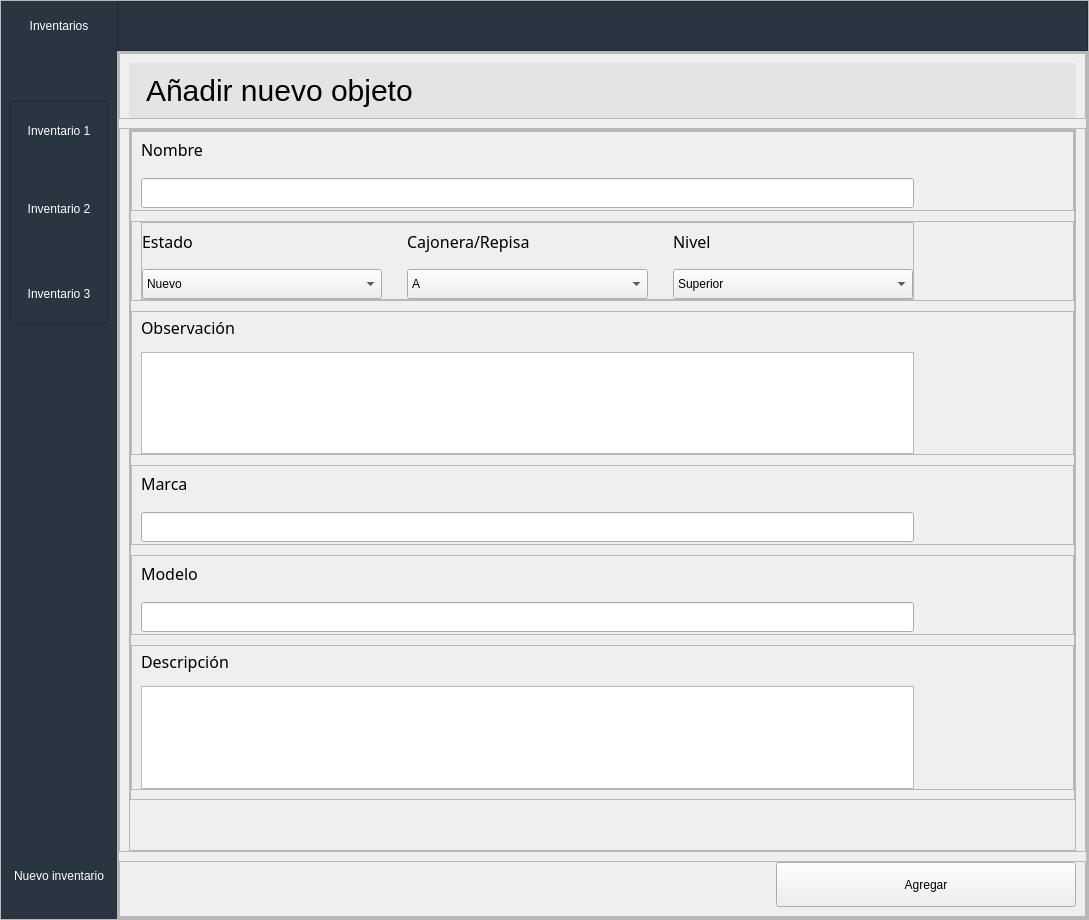
Above: app/design.ui from JoakoGG/BomberosInventario before the change. Below: the same form after it.
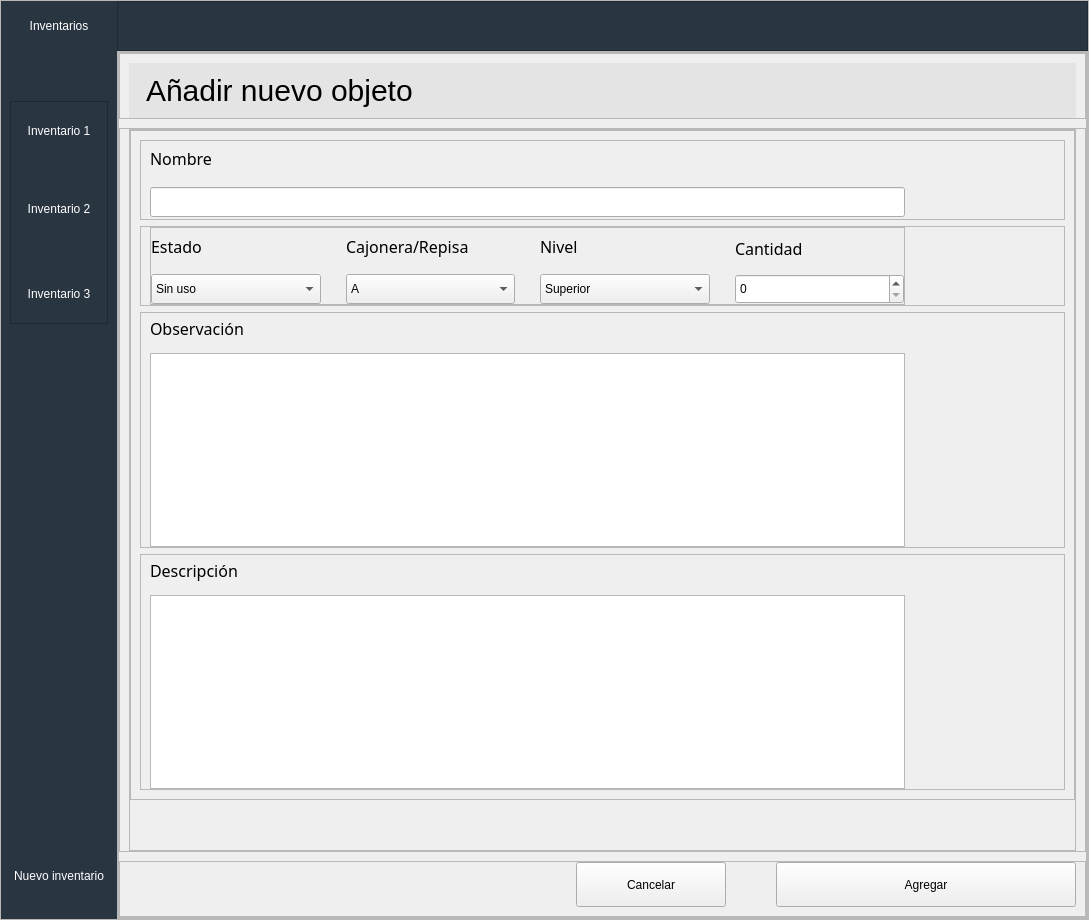
That is the form after the change. Icons and pictures are not drawn.

```diff
--- a/app/design.ui
+++ b/app/design.ui
@@ -935,22 +935,7 @@
                              <property name="frameShadow">
                               <enum>QFrame::Raised</enum>
                              </property>
-                             <layout class="QVBoxLayout" name="verticalLayout_24">
-                              <property name="spacing">
-                               <number>10</number>
-                              </property>
-                              <property name="leftMargin">
-                               <number>0</number>
-                              </property>
-                              <property name="topMargin">
-                               <number>0</number>
-                              </property>
-                              <property name="rightMargin">
-                               <number>0</number>
-                              </property>
-                              <property name="bottomMargin">
-                               <number>9</number>
-                              </property>
+                             <layout class="QVBoxLayout" name="verticalLayout_17">
                               <item>
                                <widget class="QFrame" name="f1name">
                                 <property name="minimumSize">
@@ -1155,7 +1140,7 @@
                                         </property>
                                         <item>
                                          <property name="text">
-                                          <string>Nuevo</string>
+                                          <string>Sin uso</string>
                                          </property>
                                         </item>
                                         <item>
@@ -1328,6 +1313,61 @@
                                       </item>
                                      </layout>
                                     </item>
+                                    <item>
+                                     <spacer name="horizontalSpacer_10">
+                                      <property name="orientation">
+                                       <enum>Qt::Horizontal</enum>
+                                      </property>
+                                      <property name="sizeType">
+                                       <enum>QSizePolicy::Fixed</enum>
+                                      </property>
+                                      <property name="sizeHint" stdset="0">
+                                       <size>
+                                        <width>20</width>
+                                        <height>20</height>
+                                       </size>
+                                      </property>
+                                     </spacer>
+                                    </item>
+                                    <item>
+                                     <layout class="QVBoxLayout" name="vl4">
+                                      <item>
+                                       <widget class="QLabel" name="lb_qty">
+                                        <property name="minimumSize">
+                                         <size>
+                                          <width>0</width>
+                                          <height>30</height>
+                                         </size>
+                                        </property>
+                                        <property name="font">
+                                         <font>
+                                          <family>Microsoft YaHei</family>
+                                          <pointsize>12</pointsize>
+                                          <weight>50</weight>
+                                          <italic>false</italic>
+                                          <bold>false</bold>
+                                         </font>
+                                        </property>
+                                        <property name="text">
+                                         <string>Cantidad</string>
+                                        </property>
+                                        <property name="textFormat">
+                                         <enum>Qt::AutoText</enum>
+                                        </property>
+                                       </widget>
+                                      </item>
+                                      <item>
+                                       <widget class="QSpinBox" name="sp_qty">
+                                        <property name="minimumSize">
+                                         <size>
+                                          <width>0</width>
+                                          <height>30</height>
+                                         </size>
+                                        </property>
+                                       </widget>
+                                      </item>
+                                     </layout>
+                                    </item>
                                    </layout>
                                   </widget>
                                  </item>
@@ -1470,214 +1510,6 @@
                                 </layout>
                                </widget>
                               </item>
-                              <item>
-                               <widget class="QFrame" name="f4brand">
-                                <property name="minimumSize">
-                                 <size>
-                                  <width>0</width>
-                                  <height>80</height>
-                                 </size>
-                                </property>
-                                <property name="frameShape">
-                                 <enum>QFrame::StyledPanel</enum>
-                                </property>
-                                <property name="frameShadow">
-                                 <enum>QFrame::Raised</enum>
-                                </property>
-                                <layout class="QVBoxLayout" name="verticalLayout_22">
-                                 <property name="spacing">
-                                  <number>10</number>
-                                 </property>
-                                 <property name="topMargin">
-                                  <number>0</number>
-                                 </property>
-                                 <property name="bottomMargin">
-                                  <number>0</number>
-                                 </property>
-                                 <item>
-                                  <widget class="QLabel" name="lb_brand">
-                                   <property name="minimumSize">
-                                    <size>
-                                     <width>0</width>
-                                     <height>30</height>
-                                    </size>
-                                   </property>
-                                   <property name="font">
-                                    <font>
-                                     <family>Microsoft YaHei</family>
-                                     <pointsize>12</pointsize>
-                                     <weight>50</weight>
-                                     <italic>false</italic>
-                                     <bold>false</bold>
-                                    </font>
-                                   </property>
-                                   <property name="text">
-                                    <string>Marca</string>
-                                   </property>
-                                   <property name="textFormat">
-                                    <enum>Qt::AutoText</enum>
-                                   </property>
-                                  </widget>
-                                 </item>
-                                 <item>
-                                  <layout class="QHBoxLayout" name="horizontalLayout_18">
-                                   <property name="spacing">
-                                    <number>0</number>
-                                   </property>
-                                   <property name="topMargin">
-                                    <number>0</number>
-                                   </property>
-                                   <property name="bottomMargin">
-                                    <number>0</number>
-                                   </property>
-                                   <item>
-                                    <widget class="QLineEdit" name="le_brand">
-                                     <property name="minimumSize">
-                                      <size>
-                                       <width>0</width>
-                                       <height>30</height>
-                                      </size>
-                                     </property>
-                                    </widget>
-                                   </item>
-                                   <item>
-                                    <spacer name="horizontalSpacer_19">
-                                     <property name="orientation">
-                                      <enum>Qt::Horizontal</enum>
-                                     </property>
-                                     <property name="sizeType">
-                                      <enum>QSizePolicy::Fixed</enum>
-                                     </property>
-                                     <property name="sizeHint" stdset="0">
-                                      <size>
-                                       <width>50</width>
-                                       <height>10</height>
-                                      </size>
-                                     </property>
-                                    </spacer>
-                                   </item>
-                                   <item>
-                                    <widget class="QLabel" name="lb_brandERR">
-                                     <property name="minimumSize">
-                                      <size>
-                                       <width>100</width>
-                                       <height>30</height>
-                                      </size>
-                                     </property>
-                                     <property name="text">
-                                      <string/>
-                                     </property>
-                                    </widget>
-                                   </item>
-                                  </layout>
-                                 </item>
-                                </layout>
-                               </widget>
-                              </item>
-                              <item>
-                               <widget class="QFrame" name="f5model">
-                                <property name="minimumSize">
-                                 <size>
-                                  <width>0</width>
-                                  <height>80</height>
-                                 </size>
-                                </property>
-                                <property name="frameShape">
-                                 <enum>QFrame::StyledPanel</enum>
-                                </property>
-                                <property name="frameShadow">
-                                 <enum>QFrame::Raised</enum>
-                                </property>
-                                <layout class="QVBoxLayout" name="verticalLayout_23">
-                                 <property name="spacing">
-                                  <number>10</number>
-                                 </property>
-                                 <property name="topMargin">
-                                  <number>0</number>
-                                 </property>
-                                 <property name="bottomMargin">
-                                  <number>0</number>
-                                 </property>
-                                 <item>
-                                  <widget class="QLabel" name="lb_model">
-                                   <property name="minimumSize">
-                                    <size>
-                                     <width>0</width>
-                                     <height>30</height>
-                                    </size>
-                                   </property>
-                                   <property name="font">
-                                    <font>
-                                     <family>Microsoft YaHei</family>
-                                     <pointsize>12</pointsize>
-                                     <weight>50</weight>
-                                     <italic>false</italic>
-                                     <bold>false</bold>
-                                    </font>
-                                   </property>
-                                   <property name="text">
-                                    <string>Modelo</string>
-                                   </property>
-                                   <property name="textFormat">
-                                    <enum>Qt::AutoText</enum>
-                                   </property>
-                                  </widget>
-                                 </item>
-                                 <item>
-                                  <layout class="QHBoxLayout" name="horizontalLayout_17">
-                                   <property name="spacing">
-                                    <number>0</number>
-                                   </property>
-                                   <property name="topMargin">
-                                    <number>0</number>
-                                   </property>
-                                   <property name="bottomMargin">
-                                    <number>0</number>
-                                   </property>
-                                   <item>
-                                    <widget class="QLineEdit" name="le_model">
-                                     <property name="minimumSize">
-                                      <size>
-                                       <width>0</width>
-                                       <height>30</height>
-                                      </size>
-                                     </property>
-                                    </widget>
-                                   </item>
-                                   <item>
-                                    <spacer name="horizontalSpacer_18">
-                                     <property name="orientation">
-                                      <enum>Qt::Horizontal</enum>
-                                     </property>
-                                     <property name="sizeType">
-                                      <enum>QSizePolicy::Fixed</enum>
-                                     </property>
-                                     <property name="sizeHint" stdset="0">
-                                      <size>
-                                       <width>50</width>
-                                       <height>10</height>
-                                      </size>
-                                     </property>
-                                    </spacer>
-                                   </item>
-                                   <item>
-                                    <widget class="QLabel" name="lb_modelERR">
-                                     <property name="minimumSize">
-                                      <size>
-                                       <width>100</width>
-                                       <height>30</height>
-                                      </size>
-                                     </property>
-                                     <property name="text">
-                                      <string/>
-                                     </property>
-                                    </widget>
-                                   </item>
-                                  </layout>
-                                 </item>
-                                </layout>
-                               </widget>
-                              </item>
                               <item>
                                <widget class="QFrame" name="f6desc">
                                 <property name="frameShape">
@@ -1820,7 +1652,7 @@
                         <number>9</number>
                        </property>
                        <item>
-                        <layout class="QHBoxLayout" name="horizontalLayout_7" stretch="0,0,0">
+                        <layout class="QHBoxLayout" name="horizontalLayout_7" stretch="0,0,0,0,0">
                          <property name="spacing">
                           <number>0</number>
                          </property>
@@ -1865,6 +1697,35 @@
                            </property>
                           </spacer>
                          </item>
+                         <item>
+                          <widget class="QPushButton" name="btn_canceladdnew">
+                           <property name="minimumSize">
+                            <size>
+                             <width>150</width>
+                             <height>45</height>
+                            </size>
+                           </property>
+                           <property name="text">
+                            <string>Cancelar</string>
+                           </property>
+                          </widget>
+                         </item>
+                         <item>
+                          <spacer name="horizontalSpacer_7">
+                           <property name="orientation">
+                            <enum>Qt::Horizontal</enum>
+                           </property>
+                           <property name="sizeType">
+                            <enum>QSizePolicy::Fixed</enum>
+                           </property>
+                           <property name="sizeHint" stdset="0">
+                            <size>
+                             <width>50</width>
+                             <height>10</height>
+                            </size>
+                           </property>
+                          </spacer>
+                         </item>
                          <item>
                           <widget class="QPushButton" name="btn_addnew">
                            <property name="sizePolicy">
```
Left out of the diff: 32 changed lines with no effect on the pictures.
